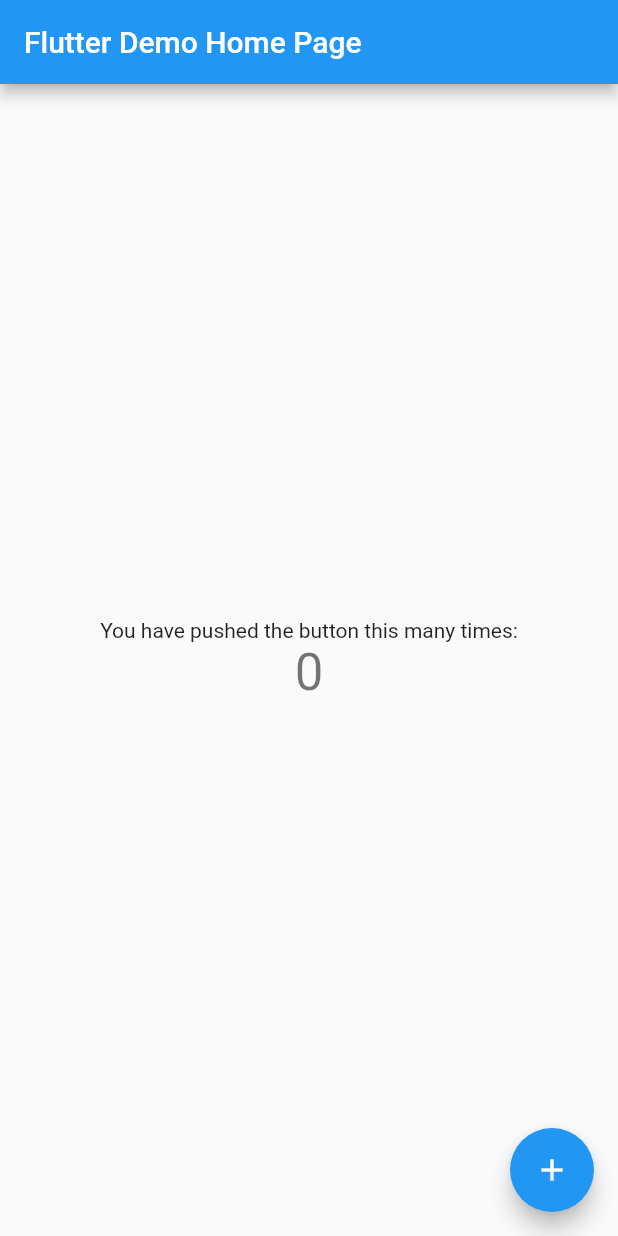
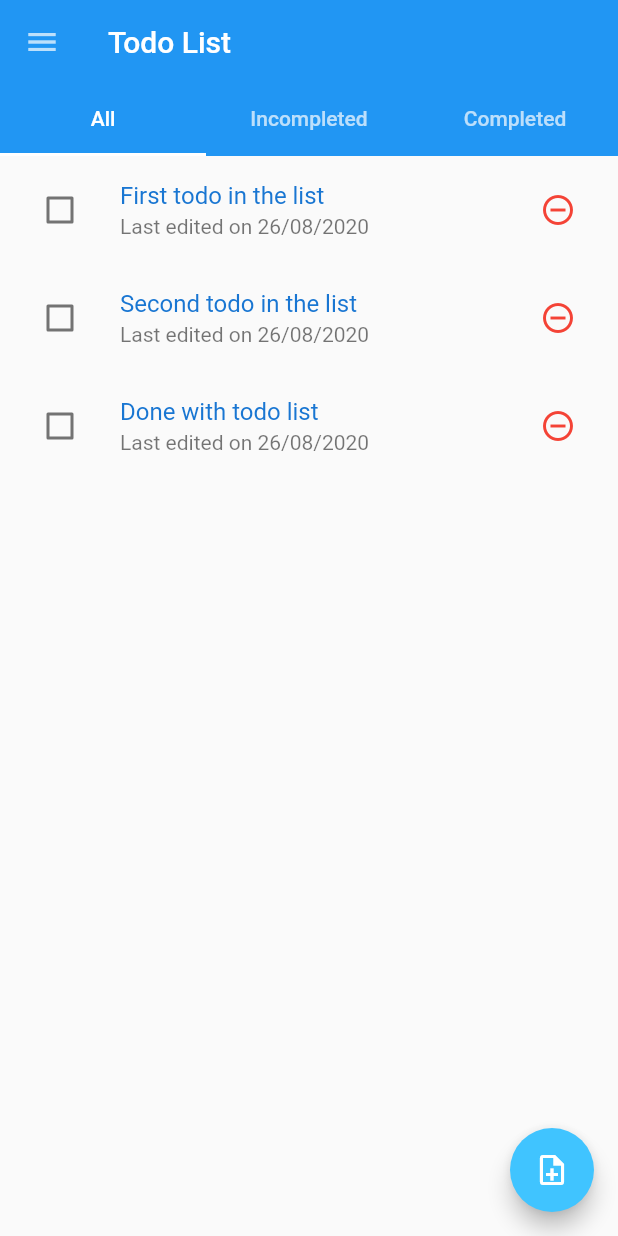
Before and after one commit to krishna-thapa/todo_flutter_hackDay, a Flutter app: the screen it shows after launch, on a phone screen of 412 x 824 dp. Run offline on Flutter 3.47's test engine with Material 2 defaults, Android fonts, the phone set to English and light mode, and no system bars.

Commit message:
Added todo app codes

```diff
--- a/lib/main.dart
+++ b/lib/main.dart
@@ -1,117 +1,21 @@
 import 'package:flutter/material.dart';
+import 'package:provider/provider.dart';
+import 'package:todo_flutter/providers/todo_provider.dart';
+import 'package:todo_flutter/screens/home.dart';
 
-void main() {
-  runApp(MyApp());
-}
 
-class MyApp extends StatelessWidget {
-  // This widget is the root of your application.
+void main() => runApp(TodoApp());
+
+class TodoApp extends StatelessWidget {
   @override
   Widget build(BuildContext context) {
-    return MaterialApp(
-      title: 'Flutter Demo',
-      theme: ThemeData(
-        // This is the theme of your application.
-        //
-        // Try running your application with "flutter run". You'll see the
-        // application has a blue toolbar. Then, without quitting the app, try
-        // changing the primarySwatch below to Colors.green and then invoke
-        // "hot reload" (press "r" in the console where you ran "flutter run",
-        // or simply save your changes to "hot reload" in a Flutter IDE).
-        // Notice that the counter didn't reset back to zero; the application
-        // is not restarted.
-        primarySwatch: Colors.blue,
-        // This makes the visual density adapt to the platform that you run
-        // the app on. For desktop platforms, the controls will be smaller and
-        // closer together (more dense) than on mobile platforms.
-        visualDensity: VisualDensity.adaptivePlatformDensity,
+    return ChangeNotifierProvider(
+      create: (context) => TodoProvider(),
+      child: MaterialApp(
+        title: 'Todos',
+        theme: ThemeData.light(),
+        home: Home(),
       ),
-      home: MyHomePage(title: 'Flutter Demo Home Page'),
     );
   }
 }
-
-class MyHomePage extends StatefulWidget {
-  MyHomePage({Key key, this.title}) : super(key: key);
-
-  // This widget is the home page of your application. It is stateful, meaning
-  // that it has a State object (defined below) that contains fields that affect
-  // how it looks.
-
-  // This class is the configuration for the state. It holds the values (in this
-  // case the title) provided by the parent (in this case the App widget) and
-  // used by the build method of the State. Fields in a Widget subclass are
-  // always marked "final".
-
-  final String title;
-
-  @override
-  _MyHomePageState createState() => _MyHomePageState();
-}
-
-class _MyHomePageState extends State<MyHomePage> {
-  int _counter = 0;
-
-  void _incrementCounter() {
-    setState(() {
-      // This call to setState tells the Flutter framework that something has
-      // changed in this State, which causes it to rerun the build method below
-      // so that the display can reflect the updated values. If we changed
-      // _counter without calling setState(), then the build method would not be
-      // called again, and so nothing would appear to happen.
-      _counter++;
-    });
-  }
-
-  @override
-  Widget build(BuildContext context) {
-    // This method is rerun every time setState is called, for instance as done
-    // by the _incrementCounter method above.
-    //
-    // The Flutter framework has been optimized to make rerunning build methods
-    // fast, so that you can just rebuild anything that needs updating rather
-    // than having to individually change instances of widgets.
-    return Scaffold(
-      appBar: AppBar(
-        // Here we take the value from the MyHomePage object that was created by
-        // the App.build method, and use it to set our appbar title.
-        title: Text(widget.title),
-      ),
-      body: Center(
-        // Center is a layout widget. It takes a single child and positions it
-        // in the middle of the parent.
-        child: Column(
-          // Column is also a layout widget. It takes a list of children and
-          // arranges them vertically. By default, it sizes itself to fit its
-          // children horizontally, and tries to be as tall as its parent.
-          //
-          // Invoke "debug painting" (press "p" in the console, choose the
-          // "Toggle Debug Paint" action from the Flutter Inspector in Android
-          // Studio, or the "Toggle Debug Paint" command in Visual Studio Code)
-          // to see the wireframe for each widget.
-          //
-          // Column has various properties to control how it sizes itself and
-          // how it positions its children. Here we use mainAxisAlignment to
-          // center the children vertically; the main axis here is the vertical
-          // axis because Columns are vertical (the cross axis would be
-          // horizontal).
-          mainAxisAlignment: MainAxisAlignment.center,
-          children: <Widget>[
-            Text(
-              'You have pushed the button this many times:',
-            ),
-            Text(
-              '$_counter',
-              style: Theme.of(context).textTheme.headline4,
-            ),
-          ],
-        ),
-      ),
-      floatingActionButton: FloatingActionButton(
-        onPressed: _incrementCounter,
-        tooltip: 'Increment',
-        child: Icon(Icons.add),
-      ), // This trailing comma makes auto-formatting nicer for build methods.
-    );
-  }
-}
--- /dev/null
+++ b/lib/models/todo.dart
@@ -0,0 +1,12 @@
+import 'package:flutter/material.dart';
+
+class Todo {
+  String title;
+  bool completed;
+
+  Todo({@required this.title, this.completed = false});
+
+  void toggleCompleted() {
+    completed = !completed;
+  }
+}
--- /dev/null
+++ b/lib/providers/todo_provider.dart
@@ -0,0 +1,37 @@
+import 'dart:collection';
+
+import 'package:flutter/foundation.dart';
+import 'package:todo_flutter/models/todo.dart';
+
+class TodoProvider extends ChangeNotifier {
+  final List<Todo> _todos = [
+    Todo(title: "First todo in the list"),
+    Todo(title: "Second todo in the list"),
+    Todo(title: "Done with todo list")
+  ];
+
+  //ensure that our getters can not be manipulated in any way from outside
+  UnmodifiableListView<Todo> get allTodos => UnmodifiableListView(_todos);
+  UnmodifiableListView<Todo> get incompleteTodos =>
+      UnmodifiableListView(_todos.where((todo) => !todo.completed));
+  UnmodifiableListView<Todo> get completedTodos =>
+      UnmodifiableListView(_todos.where((todo) => todo.completed));
+
+  void addTodo(Todo todo) {
+    _todos.add(todo);
+    //notifies flutter whether the state change requires a re-render of UI or not.
+    //Only the UI widget which are listening to the provider will be re-rendered.
+    notifyListeners();
+  }
+
+  void toggleTodo(Todo todo) {
+    final todoIndex = _todos.indexOf(todo);
+    _todos[todoIndex].toggleCompleted();
+    notifyListeners();
+  }
+
+  void deleteTodo(Todo todo) {
+    _todos.remove(todo);
+    notifyListeners();
+  }
+}
--- /dev/null
+++ b/lib/screens/home.dart
@@ -0,0 +1,60 @@
+import 'package:flutter/material.dart';
+import 'package:todo_flutter/screens/add_todo.dart';
+import 'package:todo_flutter/todo/all_todos.dart';
+import 'package:todo_flutter/todo/completed_todos.dart';
+import 'package:todo_flutter/todo/incompleted_todos.dart';
+
+class Home extends StatefulWidget {
+  @override
+  _HomeState createState() => _HomeState();
+}
+
+class _HomeState extends State<Home> with SingleTickerProviderStateMixin {
+  TabController controller;
+
+  @override
+  void initState() {
+    super.initState();
+    controller = TabController(length: 3, vsync: this);
+  }
+
+  @override
+  Widget build(BuildContext context) {
+    return Scaffold(
+      appBar: AppBar(
+          elevation: 0,
+          title: Text(
+            "Todo List",
+            style: TextStyle(color: Colors.white),
+          ),
+          leading: IconButton(
+            icon: Icon(
+              Icons.menu,
+              color: Colors.white70,
+            ),
+            onPressed: () {},
+          ),
+          bottom: TabBar(
+            controller: controller,
+            tabs: <Widget>[
+              Tab(text: "All"),
+              Tab(text: "Incompleted"),
+              Tab(
+                text: "Completed",
+              )
+            ],
+          )),
+      body: TabBarView(
+        controller: controller,
+        children: <Widget>[AllTodos(), IncompletedTodos(), CompletedTodos()],
+      ),
+      floatingActionButton: FloatingActionButton(
+          backgroundColor: Colors.lightBlueAccent,
+          onPressed: () {
+            Navigator.push(
+                context, MaterialPageRoute(builder: (context) => AddTodo()));
+          },
+          child: Icon(Icons.note_add_outlined)),
+    );
+  }
+}
--- /dev/null
+++ b/lib/todo/all_todos.dart
@@ -0,0 +1,15 @@
+import 'package:flutter/material.dart';
+import 'package:provider/provider.dart';
+import 'package:todo_flutter/providers/todo_provider.dart';
+import 'package:todo_flutter/widgets/todo_list.dart';
+
+class AllTodos extends StatelessWidget {
+  @override
+  Widget build(BuildContext context) {
+    return Container(
+      // provides an easy way to listen for changes in the provider state and re-render accordingly
+        child: Consumer<TodoProvider>(
+      builder: (context, todos, child) => TodoList(todos: todos.allTodos),
+    ));
+  }
+}
--- /dev/null
+++ b/lib/widgets/todo_item.dart
@@ -0,0 +1,40 @@
+import 'package:flutter/material.dart';
+import 'package:provider/provider.dart';
+
+import 'package:todo_flutter/models/todo.dart';
+import 'package:todo_flutter/providers/todo_provider.dart';
+
+class TodoItem extends StatelessWidget {
+  final Todo todo;
+
+  TodoItem({@required this.todo});
+
+  @override
+  Widget build(BuildContext context) {
+    return ListTile(
+      leading: Checkbox(
+        value: todo.completed,
+        onChanged: (bool checked) {
+          //does not need to be re-rendered on state changes
+          Provider.of<TodoProvider>(context, listen: false).toggleTodo(todo);
+        },
+      ),
+      title:
+      Text(
+        todo.title,
+        style: TextStyle(color: Theme.of(context).primaryColorDark),
+        ),
+        subtitle: Text("Last edited on 26/08/2020"),
+      trailing: IconButton(
+        icon: Icon(
+          Icons.remove_circle_outline,
+          color: Colors.red,
+        ),
+        onPressed: () {
+          //does not need to be re-rendered on state changes
+          Provider.of<TodoProvider>(context, listen: false).deleteTodo(todo);
+        },
+      ),
+    );
+  }
+}
--- /dev/null
+++ b/lib/widgets/todo_list.dart
@@ -0,0 +1,20 @@
+import 'package:flutter/material.dart';
+import 'package:todo_flutter/models/todo.dart';
+import 'package:todo_flutter/widgets/todo_item.dart';
+
+class TodoList extends StatelessWidget {
+  final List<Todo> todos;
+
+  TodoList({@required this.todos});
+
+  @override
+  Widget build(BuildContext context) {
+    return ListView(
+      children: getAllItems(),
+    );
+  }
+
+  List<Widget> getAllItems() {
+    return todos.map((todo) => TodoItem(todo: todo)).toList();
+  }
+}
--- a/pubspec.yaml
+++ b/pubspec.yaml
@@ -21,6 +21,7 @@ environment:
   sdk: ">=2.7.0 <3.0.0"
 
 dependencies:
+  provider: ^4.3.2+1
   flutter:
     sdk: flutter
 
```
Also changed, not shown: lib/screens/add_todo.dart (added, +57 -0 lines), lib/todo/completed_todos.dart (added, +14 -0 lines), lib/todo/incompleted_todos.dart (added, +15 -0 lines), pubspec.lock, 2 other files.
